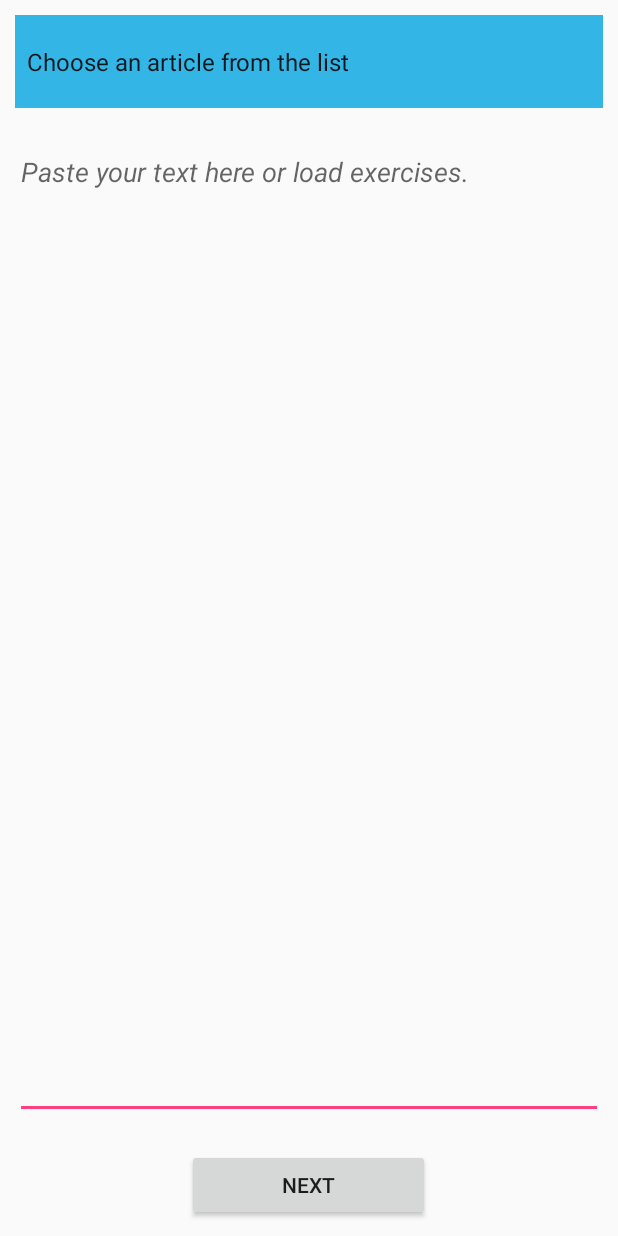
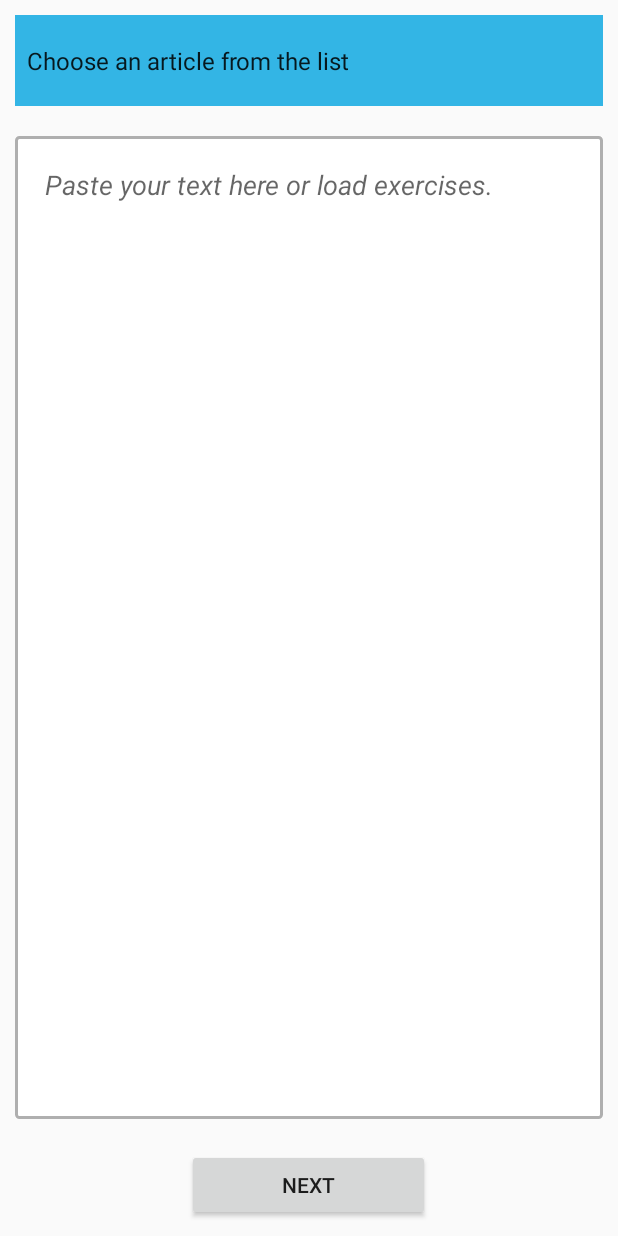
Before and after one commit to AlonBS/TextDisrupt, an Android app: the screen it shows after launch (ImportTextActivity), on a phone screen of 412 x 824 dp. Run offline under Robolectric (Android 15) with nearby library versions, the phone set to English and light mode, and no system bars.

Commit message:
Change style + manifest

```diff
--- a/app/src/main/res/drawable/back.xml
+++ b/app/src/main/res/drawable/back.xml
@@ -12,8 +12,8 @@
 
     <!-- View border color and width -->
     <stroke
-        android:width="3dp"
-        android:color="#FF0011" >
+        android:width="2dp"
+        android:color="#afafaf" >
     </stroke>
 
     <!-- The radius makes the corners rounded -->
--- a/app/src/main/res/layout/activity_import_text.xml
+++ b/app/src/main/res/layout/activity_import_text.xml
@@ -27,15 +27,16 @@
         android:layout_marginRight="10dp"
         android:layout_marginTop="10dp"
         android:layout_weight="70.00"
+        android:background="@drawable/back"
         android:ems="10"
         android:gravity="top"
         android:hint="Paste your text here or load exercises."
         android:imeOptions="actionDone"
-        android:inputType="textImeMultiLine"
+        android:inputType="textMultiLine"
+        android:lineSpacingMultiplier="1.2"
+        android:padding="20dp"
         android:text="Paste your text here or load exercises."
-        android:textStyle="italic"
-
-        />
+        android:textStyle="italic" />
 
     <Button
         android:id="@+id/next_screen_button"
--- a/app/src/main/res/layout/activity_splash.xml
+++ b/app/src/main/res/layout/activity_splash.xml
@@ -1,8 +1,8 @@
 <?xml version="1.0" encoding="utf-8"?>
 <LinearLayout xmlns:android="http://schemas.android.com/apk/res/android"
     xmlns:app="http://schemas.android.com/apk/res-auto"
-    android:layout_width="match_parent"
-    android:layout_height="match_parent"
+    android:layout_width="fill_parent"
+    android:layout_height="fill_parent"
     android:background="#FFFFFF"
     android:orientation="vertical">
 
--- a/app/src/main/res/layout/splash_screen.xml
+++ b/app/src/main/res/layout/splash_screen.xml
@@ -9,5 +9,5 @@
         android:layout_width="wrap_content"
         android:layout_height="478dp"
         android:layout_weight="1"
-        app:srcCompat="@android:drawable/star_big_on" />
+   />
 </LinearLayout>
```
